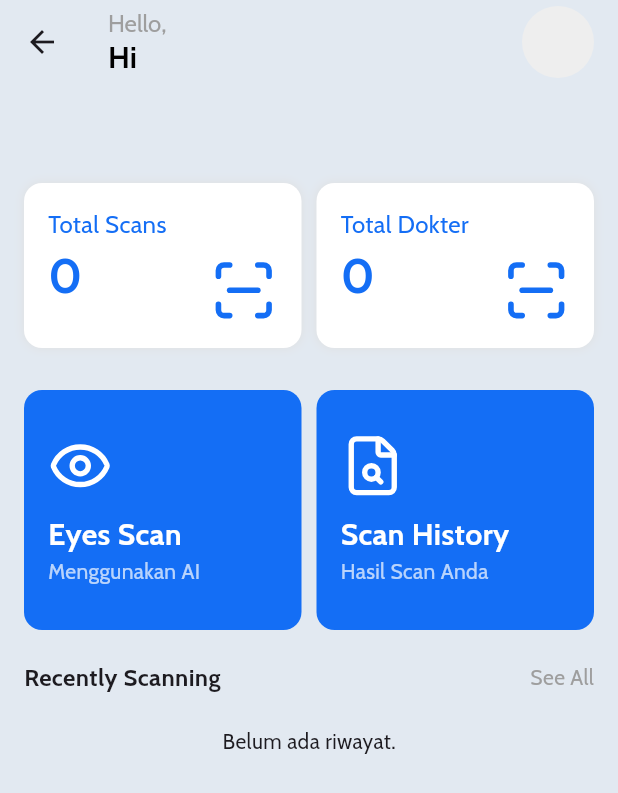
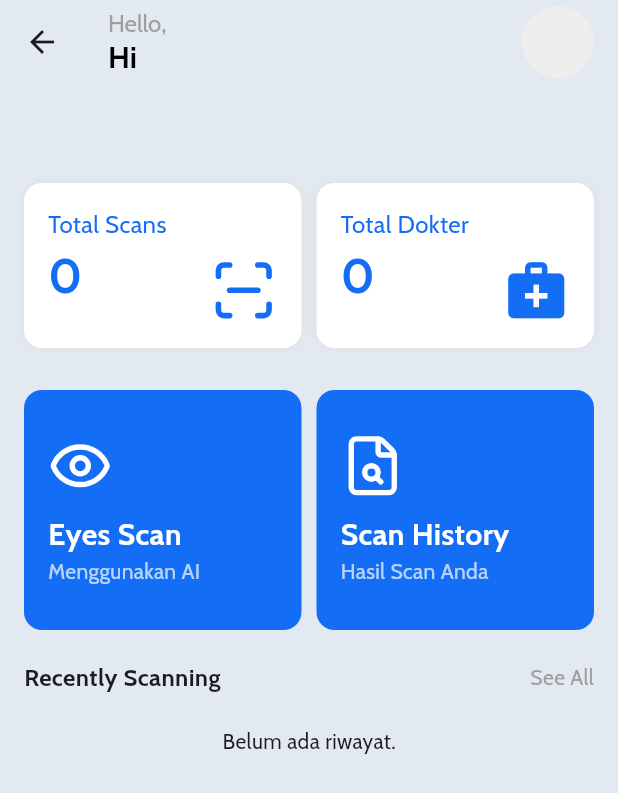
Before and after one commit to FaustaAkbar/OpticScan, a Flutter app: the HomeView screen opened directly, on a phone screen of 412 x 824 dp. Shown: the top 793 px of the screen. Run offline on Flutter 3.47's test engine with Material 3 defaults, Android fonts, the phone set to English and light mode, and no system bars; our stand-ins replace camera, dio, dotted_line, get, image_picker, jwt_decoder and 2 more; accounts and stored records are empty; network calls fail.

Commit message:
Fix Home

```diff
--- a/lib/app/modules/home/views/home_view.dart
+++ b/lib/app/modules/home/views/home_view.dart
@@ -82,7 +82,7 @@ class HomeView extends GetView<HomeController> {
                 Obx(() => infoCard(
                       "Total Dokter",
                       homeController.totalDokter.value.toString(),
-                      LucideIcons.scanLine,
+                      Icons.medical_services,
                     )),
               ],
             ),
```
